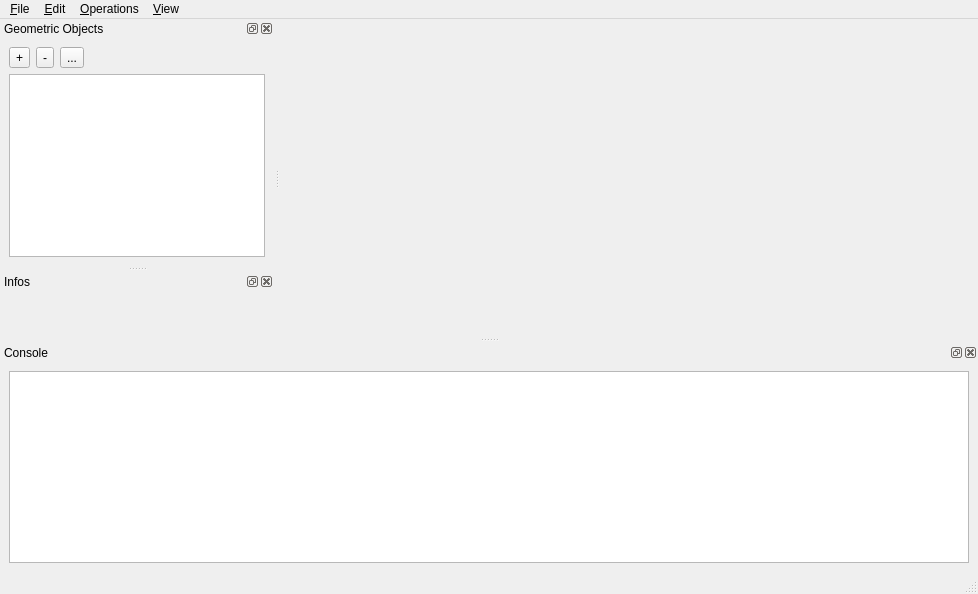
Qt form Polyhedron/demo/Polyhedron/MainWindow.ui (CGAL/cgal) before a commit.
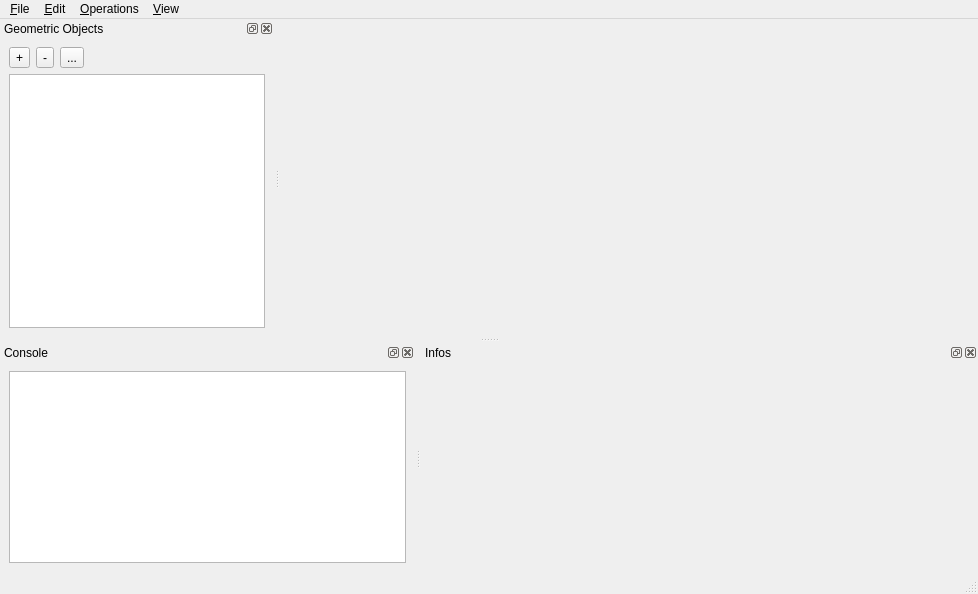
The same form after that commit. Icons and pictures are not drawn. Custom widgets are drawn as their Qt base class.

```diff
--- a/Polyhedron/demo/Polyhedron/MainWindow.ui
+++ b/Polyhedron/demo/Polyhedron/MainWindow.ui
@@ -255,7 +255,7 @@
     <string>Infos</string>
    </property>
    <attribute name="dockWidgetArea">
-    <number>1</number>
+    <number>8</number>
    </attribute>
    <widget class="QWidget" name="dockWidgetContents_2">
     <layout class="QHBoxLayout" name="horizontalLayout_2">
@@ -265,7 +265,37 @@
         <number>0</number>
        </property>
        <item>
+        <widget class="QScrollArea" name="scrollArea">
+         <property name="minimumSize">
+          <size>
+           <width>350</width>
+           <height>0</height>
+          </size>
+         </property>
+         <property name="frameShape">
+          <enum>QFrame::NoFrame</enum>
+         </property>
+         <property name="widgetResizable">
+          <bool>true</bool>
+         </property>
+         <widget class="QWidget" name="scrollAreaWidgetContents">
+          <property name="geometry">
+           <rect>
+            <x>0</x>
+            <y>0</y>
+            <width>748</width>
+            <height>63</height>
+           </rect>
+          </property>
+          <layout class="QGridLayout" name="gridLayout">
+           <item row="0" column="0">
         <widget class="QLabel" name="infoLabel">
+             <property name="sizePolicy">
+              <sizepolicy hsizetype="Preferred" vsizetype="Preferred">
+               <horstretch>0</horstretch>
+               <verstretch>1</verstretch>
+              </sizepolicy>
+             </property>
          <property name="contextMenuPolicy">
           <enum>Qt::CustomContextMenu</enum>
          </property>
@@ -275,6 +305,10 @@
          <property name="alignment">
           <set>Qt::AlignLeading|Qt::AlignLeft|Qt::AlignTop</set>
          </property>
+            </widget>
+           </item>
+          </layout>
+         </widget>
         </widget>
        </item>
        <item>
```
Left out of the diff: 1 changed line with no effect on the pictures. Lines whose indentation alone changed are shown as unchanged.
